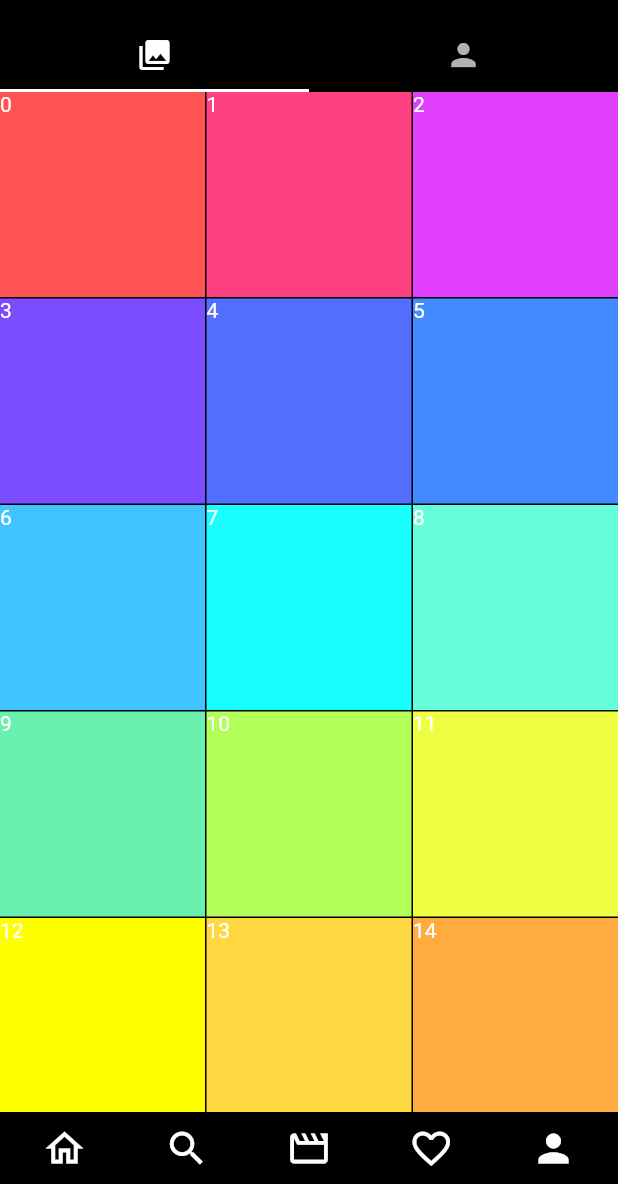
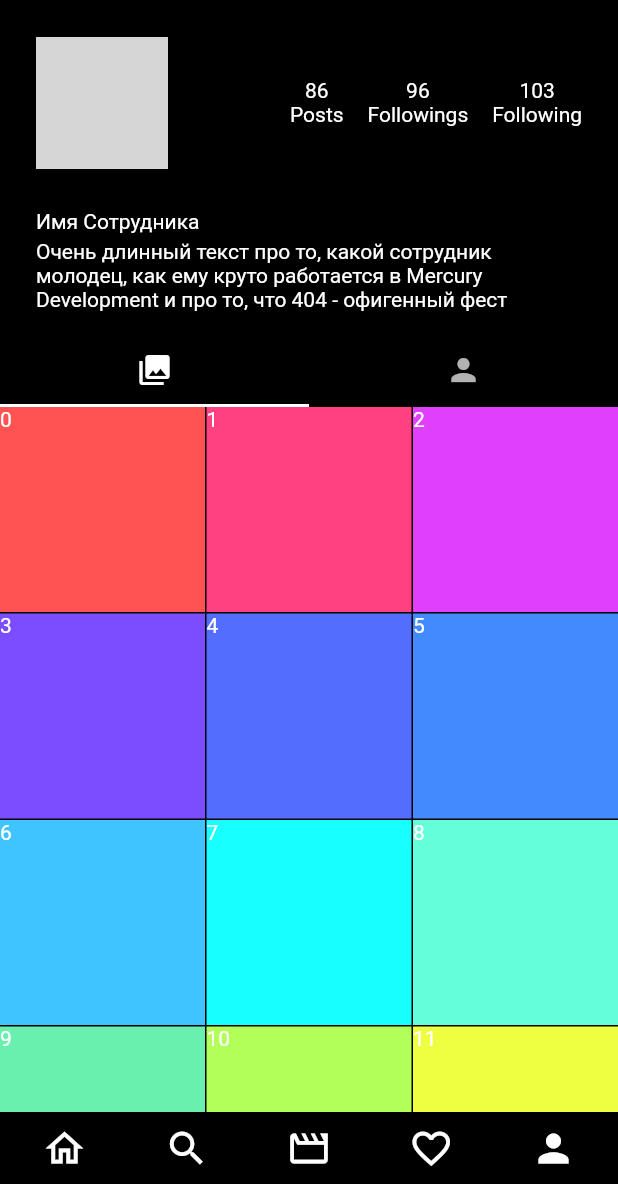
Before and after one commit to anemchinova/404fest_flutter, a Flutter app: the screen it shows after launch, on a phone screen of 412 x 824 dp, the part 52-1236 px from its top. Run offline on Flutter 3.47's test engine with Material 2 defaults, Android fonts, the phone set to English and light mode, and no system bars; our stand-ins replace sliver_tools; network calls fail; grey boxes are pictures that could not be loaded.

Commit message:
Simple header layout

```diff
--- a/lib/instagram/widgets/instagram_profile/widgets/instagram_profile_header/widgets/profile_description.dart
+++ b/lib/instagram/widgets/instagram_profile/widgets/instagram_profile_header/widgets/profile_description.dart
@@ -5,8 +5,18 @@ class ProfileDescription extends StatelessWidget {
 
   @override
   Widget build(BuildContext context) {
-    return Container(
-      child: null,
+    return Padding(
+      padding: EdgeInsets.symmetric(horizontal: 24, vertical: 16),
+      child: Column(
+        crossAxisAlignment: CrossAxisAlignment.start,
+        children: const [
+          Text('Имя Сотрудника'),
+          SizedBox(height: 4),
+          Text('Очень длинный текст про то, какой сотрудник молодец, как '
+              'ему круто работается в Mercury Development и про то, '
+              'что 404 - офигенный фест'),
+        ],
+      ),
     );
   }
 }
--- a/lib/instagram/widgets/instagram_profile/widgets/instagram_profile_header/widgets/profile_infographics.dart
+++ b/lib/instagram/widgets/instagram_profile/widgets/instagram_profile_header/widgets/profile_infographics.dart
@@ -5,8 +5,56 @@ class ProfileInfographics extends StatelessWidget {
 
   @override
   Widget build(BuildContext context) {
-    return Container(
-      child: null,
+    return SizedBox(
+      height: 110,
+      child: Padding(
+        padding: const EdgeInsets.symmetric(horizontal: 24),
+        child: Row(
+          crossAxisAlignment: CrossAxisAlignment.center,
+          mainAxisAlignment: MainAxisAlignment.spaceBetween,
+          children: [
+            CircleAvatar(
+              radius: 44,
+              backgroundImage: NetworkImage(
+                'https://habrastorage.org/getpro/moikrug/uploads/company/100/006/794/8/logo/medium_e36c0be3f01adbb64b3d8c052265629d.png',
+              ),
+            ),
+            Row(
+              crossAxisAlignment: CrossAxisAlignment.center,
+              children: const [
+                _StatColumn(label: 'Posts', value: 86),
+                SizedBox(width: 16),
+                _StatColumn(label: 'Followings', value: 96),
+                SizedBox(width: 16),
+                _StatColumn(label: 'Following', value: 103),
+              ],
+            ),
+          ],
+        ),
+      ),
     );
   }
 }
+
+class _StatColumn extends StatelessWidget {
+  const _StatColumn({
+    required this.value,
+    required this.label,
+    Key? key,
+  }) : super(key: key);
+
+  final int value;
+  final String label;
+
+  @override
+  Widget build(BuildContext context) {
+    return Column(
+      crossAxisAlignment: CrossAxisAlignment.center,
+      mainAxisSize: MainAxisSize.min,
+      children: [
+        Text('$value'),
+        Text(label),
+      ],
+    );
+  }
+}
```
